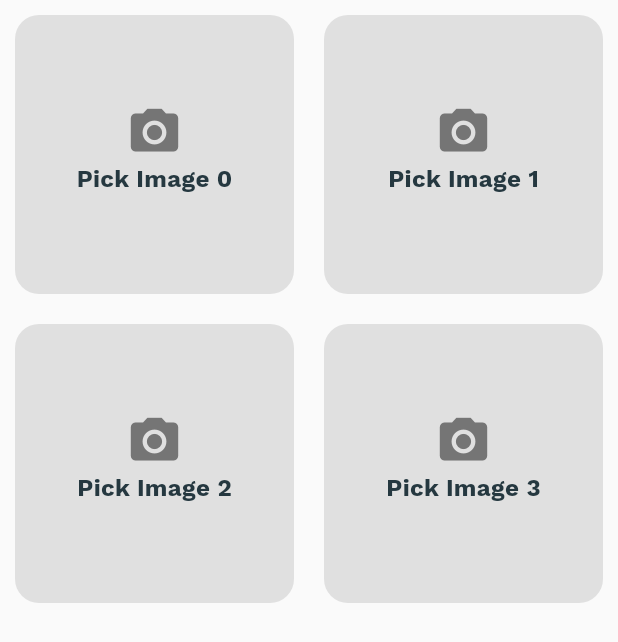
After one commit to safwenbarhoumi/Flutter__intership, a Flutter app: the PickScreen screen opened directly, on a phone screen of 412 x 824 dp. The commit adds this screen. Shown: the top 642 px of the screen. Run offline on Flutter 3.47's test engine with Material 2 defaults, Android fonts, the light colour scheme and no system bars; our stand-ins replace email_validator, font_awesome_flutter, image_picker, shared_preferences, string_validator; missing offline and left inert: flutter_barcode_scanner; accounts and stored records are empty.

Commit message:
intership 5

```diff
--- a/lib/fitness_app/fitness_app_home_screen.dart
+++ b/lib/fitness_app/fitness_app_home_screen.dart
@@ -3,6 +3,7 @@ import 'package:flutter/material.dart';
 import '../Pickup/pickup_home_screen.dart';
 import '../Profile/pages/profile_page.dart';
 import '../Runsheets/runsheet_home_screen.dart';
+import '../pick.dart';
 import 'bottom_navigation_view/bottom_bar_view.dart';
 import 'fitness_app_theme.dart';
 import 'my_diary/pie_chart_screen.dart';
@@ -112,6 +113,7 @@ class _FitnessAppHomeScreenState extends State<FitnessAppHomeScreen>
                 setState(() {
                   tabBody =
                       MyDiaryScreen(animationController: animationController);
+                  //tabBody = ProfilePage(animationController: animationController);
                 });
               });
             } else if (index == 3) {
@@ -122,7 +124,7 @@ class _FitnessAppHomeScreenState extends State<FitnessAppHomeScreen>
                 setState(() {
                   tabBody =
                       ProfilePage(animationController: animationController);
-                  //tabBody = aprofile();
+                  //tabBody = PickScreen();
                 });
               });
             }
--- /dev/null
+++ b/lib/pick.dart
@@ -0,0 +1,72 @@
+import 'dart:io';
+
+import 'package:flutter/material.dart';
+import 'package:image_picker/image_picker.dart';
+
+class PickScreen extends StatefulWidget {
+  @override
+  _PickScreenState createState() => _PickScreenState();
+}
+
+class _PickScreenState extends State<PickScreen> {
+  final ImagePicker _imagePicker = ImagePicker();
+  List<File?> _pickedImages = List.generate(4, (_) => null);
+
+  Future<void> _pickImage(int index) async {
+    final XFile? pickedImage = await _imagePicker.pickImage(
+      source: ImageSource.gallery, // You can also use ImageSource.camera here
+    );
+
+    if (pickedImage != null) {
+      setState(() {
+        _pickedImages[index] = File(pickedImage.path);
+      });
+    }
+  }
+
+  @override
+  Widget build(BuildContext context) {
+    return Scaffold(
+      body: GridView.builder(
+        gridDelegate: SliverGridDelegateWithFixedCrossAxisCount(
+          crossAxisCount: 2,
+        ),
+        itemCount: 4,
+        itemBuilder: (context, index) {
+          return GestureDetector(
+            onTap: () => _pickImage(index),
+            child: Container(
+              margin: EdgeInsets.all(10),
+              decoration: BoxDecoration(
+                borderRadius: BorderRadius.circular(16),
+                color: Colors.grey[300],
+              ),
+              child: Column(
+                mainAxisAlignment: MainAxisAlignment.center,
+                children: [
+                  Icon(
+                    Icons.camera_alt,
+                    size: 38,
+                    color: Colors.grey[600],
+                  ),
+                  SizedBox(height: 2),
+                  Text(
+                    'Pick Image $index',
+                    style: TextStyle(
+                      fontSize: 16,
+                      fontWeight: FontWeight.bold,
+                    ),
+                  ),
+                  SizedBox(height: 8),
+                  _pickedImages[index] != null
+                      ? Image.file(_pickedImages[index]!)
+                      : SizedBox.shrink(),
+                ],
+              ),
+            ),
+          );
+        },
+      ),
+    );
+  }
+}
--- a/lib/scan.dart
+++ b/lib/scan.dart
@@ -120,8 +120,8 @@ class _ScanState extends State<Scan> {
                 child: ElevatedButton(
                   onPressed: () => scanBarcodeNormal(),
                   style: ElevatedButton.styleFrom(
-                    primary: Color.fromARGB(255, 241, 236, 236),
-                    onPrimary: Color.fromARGB(255, 77, 79, 192),
+                    primary: Color.fromARGB(255, 255, 255, 255),
+                    onPrimary: Color.fromARGB(255, 8, 12, 229),
                     textStyle: TextStyle(
                       fontWeight: FontWeight.w400,
                       fontSize: 22,
@@ -151,7 +151,7 @@ class _ScanState extends State<Scan> {
                 child: ElevatedButton(
                   onPressed: () => scanQR(),
                   style: ElevatedButton.styleFrom(
-                    primary: Color.fromARGB(255, 241, 236, 236),
+                    primary: Color.fromARGB(255, 255, 255, 255),
                     onPrimary: Color.fromARGB(255, 51, 0, 255),
                     textStyle: TextStyle(
                       fontWeight: FontWeight.w400,
```
Also changed, not shown: lib/Profile/pages/profile_page.dart (+36 -0 lines).
